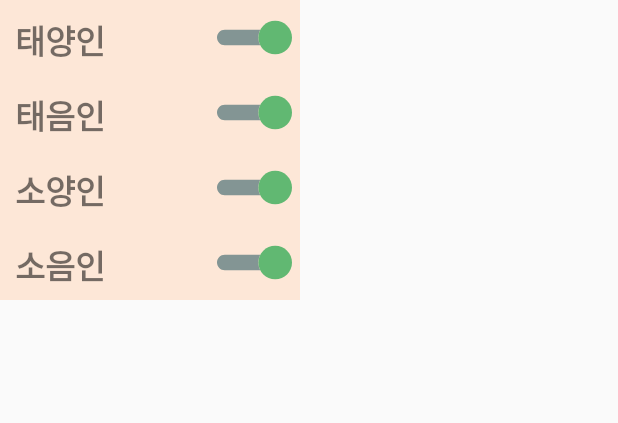
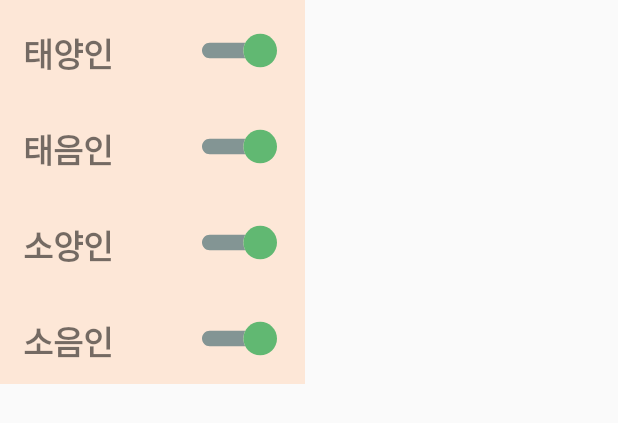
Before and after one commit to ahndwon/PersonalFood, an Android app: the layout popup_toggle.xml on its own in the app's theme, with its tools: preview values and no code run, on a phone screen of 412 x 824 dp. Shown: the top 423 px of the screen. Run offline under Robolectric (Android 15) with nearby library versions, the phone set to English and light mode, and no system bars; Roboto replaces fonts that are not available here.

Commit message:
popup xml

```diff
--- a/app/src/main/java/com/team11/personalfood/Utilities/ChatListViewHolder.java
+++ b/app/src/main/java/com/team11/personalfood/Utilities/ChatListViewHolder.java
@@ -3,11 +3,13 @@ package com.team11.personalfood.Utilities;
 import android.graphics.Color;
 import android.graphics.Typeface;
 import android.support.annotation.NonNull;
+import android.support.constraint.ConstraintLayout;
 import android.support.v7.widget.RecyclerView;
 import android.view.Gravity;
 import android.view.LayoutInflater;
 import android.view.ViewGroup;
 import android.view.WindowManager;
+import android.widget.LinearLayout;
 import android.widget.TextView;
 
 import com.nostra13.universalimageloader.core.ImageLoader;
--- a/app/src/main/res/layout/popup_toggle.xml
+++ b/app/src/main/res/layout/popup_toggle.xml
@@ -7,9 +7,11 @@
     android:orientation="vertical">
 
     <RelativeLayout
+        android:layout_marginTop="3dp"
+        android:layout_marginRight="3dp"
         android:layout_width="200dp"
         android:layout_height="wrap_content"
-        android:padding="0dp">
+        android:padding="5dp">
 
         <TextView
             android:id="@+id/toggle_taeyang_text"
@@ -26,7 +28,7 @@
             android:id="@+id/toggle_taeyang"
             android:layout_width="50dp"
             android:layout_height="50dp"
-            android:layout_marginRight="5dp"
+            android:layout_marginRight="10dp"
             android:layout_alignParentRight="true"
             android:background="@drawable/check"
             android:focusable="false"
@@ -36,7 +38,10 @@
     </RelativeLayout>
 
     <RelativeLayout
+        android:layout_marginRight="3dp"
+        android:layout_marginTop="3dp"
         android:layout_width="200dp"
+        android:padding="5dp"
         android:layout_height="wrap_content">
 
         <TextView
@@ -53,7 +58,7 @@
             android:id="@+id/toggle_taeeum"
             android:layout_width="50dp"
             android:layout_height="50dp"
-            android:layout_marginRight="5dp"
+            android:layout_marginRight="10dp"
             android:layout_alignParentRight="true"
             android:background="@drawable/check"
             android:focusable="false"
@@ -63,7 +68,10 @@
     </RelativeLayout>
 
     <RelativeLayout
+        android:layout_marginRight="3dp"
+        android:layout_marginTop="3dp"
         android:layout_width="200dp"
+        android:padding="5dp"
         android:layout_height="wrap_content">
 
         <TextView
@@ -80,7 +88,7 @@
             android:id="@+id/toggle_soyang"
             android:layout_width="50dp"
             android:layout_height="50dp"
-            android:layout_marginRight="5dp"
+            android:layout_marginRight="10dp"
             android:layout_alignParentRight="true"
             android:background="@drawable/check"
             android:focusable="false"
@@ -90,7 +98,10 @@
     </RelativeLayout>
 
     <RelativeLayout
+        android:layout_marginRight="3dp"
+        android:layout_marginTop="3dp"
         android:layout_width="200dp"
+        android:padding="5dp"
         android:layout_height="wrap_content">
 
         <TextView
@@ -107,7 +118,7 @@
             android:id="@+id/toggle_soeum"
             android:layout_width="50dp"
             android:layout_height="50dp"
-            android:layout_marginRight="5dp"
+            android:layout_marginRight="10dp"
             android:layout_alignParentRight="true"
             android:background="@drawable/check"
             android:focusable="false"
```
